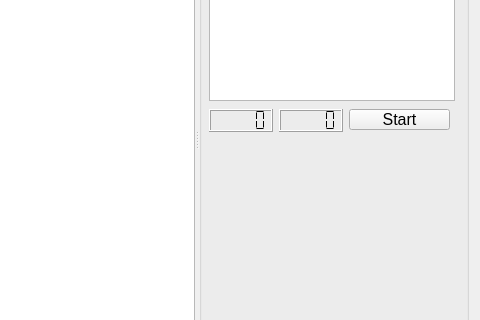
Qt form mainwindow.ui (robocenter-rov/remote-control) before a commit; both pictures show x 480 to 960 and y 132 to 452 of the 960 by 544 pixel window.
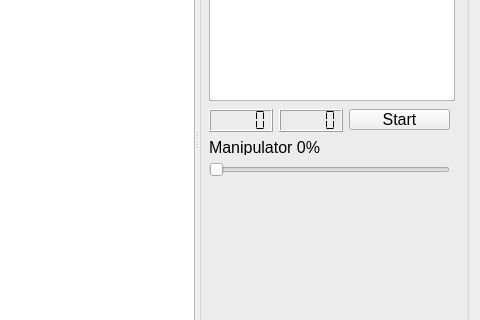
The same form after that commit.

Commit message: Add interface for set force clamping

```diff
--- a/mainwindow.ui
+++ b/mainwindow.ui
@@ -175,6 +175,35 @@
          <enum>QLCDNumber::Flat</enum>
         </property>
        </widget>
+       <widget class="QSlider" name="horizontalSlider">
+        <property name="geometry">
+         <rect>
+          <x>10</x>
+          <y>260</y>
+          <width>241</width>
+          <height>22</height>
+         </rect>
+        </property>
+        <property name="maximum">
+         <number>100</number>
+        </property>
+        <property name="orientation">
+         <enum>Qt::Horizontal</enum>
+        </property>
+       </widget>
+       <widget class="QLabel" name="Manipulator">
+        <property name="geometry">
+         <rect>
+          <x>10</x>
+          <y>240</y>
+          <width>141</width>
+          <height>16</height>
+         </rect>
+        </property>
+        <property name="text">
+         <string>Manipulator 0%</string>
+        </property>
+       </widget>
       </widget>
      </widget>
     </item>
```
The commit also changes 2 other files.
